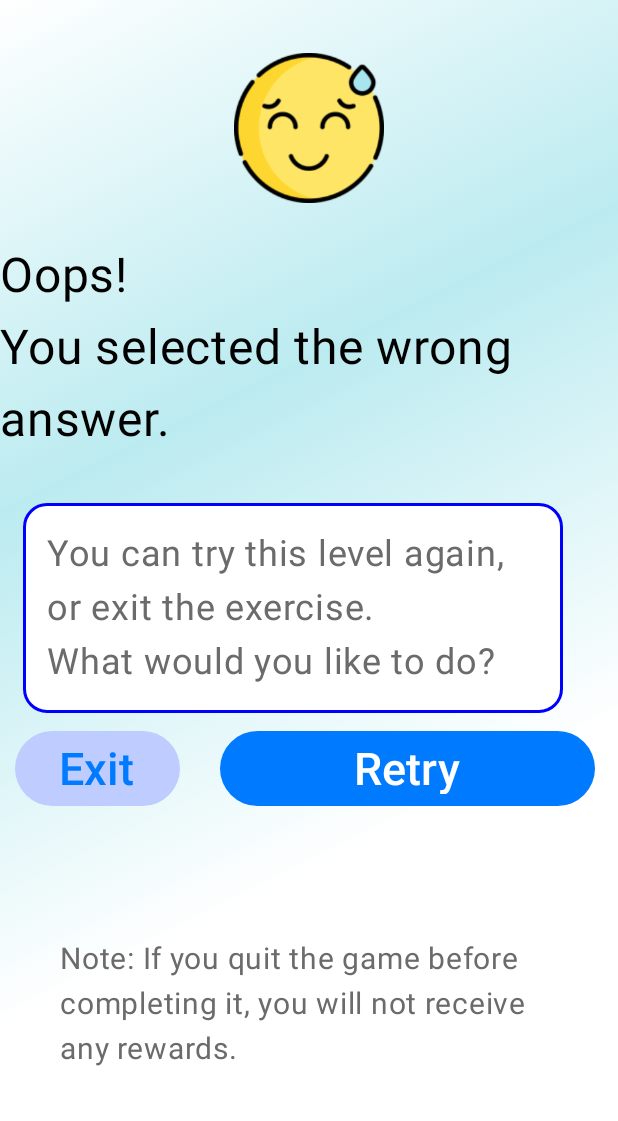
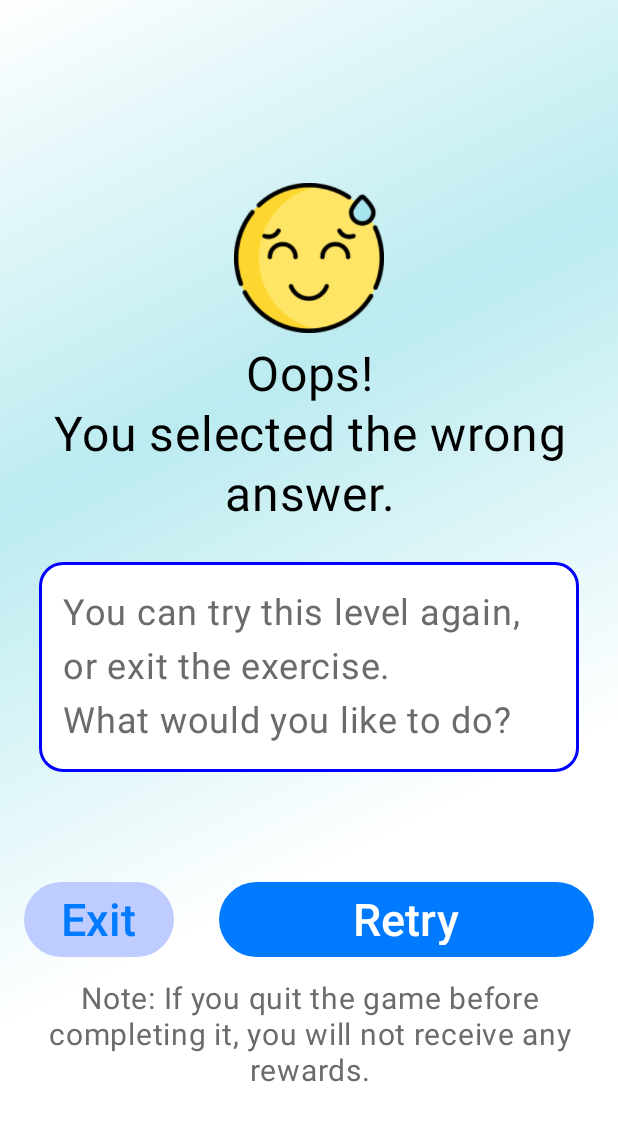
Before and after one commit to GamerForFunn/First_Test_Bachelor, an Android app built with Jetpack Compose: the @Preview function WrongAnswerPreview, on a phone screen of 412 x 824 dp. Shown: the top 1121 px of the screen. Run offline under Robolectric (Android 15) with nearby library versions, the phone set to English and light mode, and no system bars.

Commit message:
Refactor UI components in WrongAnswerScreen and enhance overlay service layout

```diff
--- a/app/build.gradle.kts
+++ b/app/build.gradle.kts
@@ -55,6 +55,7 @@ dependencies {
     implementation(libs.androidx.material3)
     implementation(libs.androidx.runtime.livedata)
     implementation(libs.androidx.games.activity)
+    implementation(libs.androidx.storage)
     testImplementation(libs.junit)
     androidTestImplementation(libs.androidx.junit)
     androidTestImplementation(libs.androidx.espresso.core)
--- a/app/src/main/java/com/example/cognitiveexercisesapp/ui/components/WrongAnswer.kt
+++ b/app/src/main/java/com/example/cognitiveexercisesapp/ui/components/WrongAnswer.kt
@@ -4,8 +4,13 @@ import android.os.Process
 import androidx.compose.foundation.Image
 import androidx.compose.foundation.background
 import androidx.compose.foundation.border
+import androidx.compose.foundation.layout.Arrangement
 import androidx.compose.foundation.layout.Box
+import androidx.compose.foundation.layout.Column
+import androidx.compose.foundation.layout.Row
+import androidx.compose.foundation.layout.Spacer
 import androidx.compose.foundation.layout.fillMaxSize
+import androidx.compose.foundation.layout.fillMaxWidth
 import androidx.compose.foundation.layout.height
 import androidx.compose.foundation.layout.padding
 import androidx.compose.foundation.layout.size
@@ -13,7 +18,6 @@ import androidx.compose.foundation.layout.width
 import androidx.compose.foundation.shape.RoundedCornerShape
 import androidx.compose.material3.Button
 import androidx.compose.material3.ButtonDefaults
-import androidx.compose.material3.Scaffold
 import androidx.compose.material3.Text
 import androidx.compose.runtime.Composable
 import androidx.compose.runtime.getValue
@@ -25,12 +29,12 @@ import androidx.compose.ui.Modifier
 import androidx.compose.ui.graphics.Brush
 import androidx.compose.ui.graphics.Color
 import androidx.compose.ui.res.painterResource
+import androidx.compose.ui.text.style.TextAlign
 import androidx.compose.ui.tooling.preview.Preview
 import androidx.compose.ui.unit.dp
 import androidx.compose.ui.unit.sp
 import androidx.navigation.NavController
 import androidx.navigation.compose.rememberNavController
-import androidx.navigation.navOptions
 import com.example.cognitiveexercisesapp.R
 import com.example.cognitiveexercisesapp.ui.navigation.Routes
 import com.example.cognitiveexercisesapp.ui.theme.CognitiveExercisesAppTheme
@@ -38,40 +42,59 @@ import com.example.cognitiveexercisesapp.ui.theme.CognitiveExercisesAppTheme
 @Composable
 fun WrongAnswerScreen(navController: NavController, currentGame: String) {
     var showContent by remember { mutableStateOf(true) }
-        Scaffold(modifier = Modifier.fillMaxSize()) { innerPadding ->
-            if (showContent) {
-                BackgroundTheme(
-                    modifier = Modifier.padding(innerPadding)
-                )
-                EmbarrassedImage(
-                    modifier = Modifier.padding(innerPadding)
-                )
-                NoteText(
-                    modifier = Modifier.padding(innerPadding)
-                )
-                AreYouSure(
-                    modifier = Modifier.padding(innerPadding)
-                )
-                ExitButton(
-                    onClick = { Process.killProcess(Process.myPid()) }
-                )
-                RetryButton(/*todo*/
-                    onClick = {
+    if (!showContent) {
+        navController.navigate(Routes.exerciseFinished)
+    }
+
+    Box(modifier = Modifier.fillMaxSize()) {
+        BackgroundTheme(modifier = Modifier.matchParentSize())
+
+        Column(
+            modifier = Modifier
+                .fillMaxSize()
+                .padding(horizontal = 16.dp),
+            horizontalAlignment = Alignment.CenterHorizontally
+        ) {
+            // Top spacer to push the Oops! content further down from the top.
+            Spacer(modifier = Modifier.weight(0.25f))
+
+            // Oops! image and text section.
+            EmbarrassedImage()
+
+            // Spacer between top and middle sections.
+            Spacer(modifier = Modifier.weight(0.05f))
+
+            // Middle section: the confirmation box.
+            AreYouSure()
+
+            // Spacer between middle and bottom sections.
+            Spacer(modifier = Modifier.weight(0.15f))
+
+            // Bottom section: Exit and Retry buttons in a Row, with Note text below.
+            Row(
+                modifier = Modifier.fillMaxWidth(),
+                horizontalArrangement = Arrangement.SpaceBetween,
+                verticalAlignment = Alignment.CenterVertically
+            ) {
+                ExitButton(onClick = { Process.killProcess(Process.myPid()) })
+                RetryButton(onClick = {
                     when (currentGame) {
                         "Game1" -> navController.navigate(Routes.game1Screen)
                         "Game2" -> navController.navigate(Routes.game2Screen)
                         "Game3" -> navController.navigate(Routes.game3Screen)
                     }
-                    },
-                    modifier = Modifier.padding(innerPadding)
-                )
-            } else {
-                navController.navigate(Routes.exerciseFinished)
+                })
+            }
+            // Note text below the buttons.
+            NoteText(modifier = Modifier.align(Alignment.CenterHorizontally).padding(top = 8.dp))
+
+            // Bottom spacer to keep the bottom section from sitting too low.
+            Spacer(modifier = Modifier.weight(0.2f))
         }
     }
 }
 
-    // Function that chooses background theme, color, etc.
+
 @Composable
 fun BackgroundTheme(modifier: Modifier = Modifier) {
     Box(
@@ -80,7 +103,9 @@ import com.example.cognitiveexercisesapp.ui.theme.CognitiveExercisesAppTheme
             .background(
                 Brush.linearGradient(
                     listOf(
-                            Color(0xFFFFFFFF), Color(0xffbbebf0), Color(0xFFFFFFFF),
+                        Color(0xFFFFFFFF),
+                        Color(0xffbbebf0),
+                        Color(0xFFFFFFFF),
                         Color(0xFFFFFFFF)
                     )
                 )
@@ -90,123 +115,89 @@ import com.example.cognitiveexercisesapp.ui.theme.CognitiveExercisesAppTheme
 
 @Composable
 fun ExitButton(onClick: () -> Unit, modifier: Modifier = Modifier) {
-        Box(
-            modifier = modifier
-                .padding(10.dp)
-                .padding(top = 200.dp)
-                .fillMaxSize(),
-            contentAlignment = Alignment.CenterStart
-        ) {
+    // A simple button without a full-size Box.
     Button(
         onClick = onClick,
         colors = ButtonDefaults.buttonColors(containerColor = Color(0xFFBECCFF)),
-                modifier = Modifier
-                    .width(110.dp)
+        modifier = modifier
+            .width(100.dp)
             .height(50.dp)
     ) {
         Text(
-                    "Exit",
+            text = "Exit",
             fontSize = 30.sp,
-                    color = Color(0xFF007AFF),
-                    modifier = Modifier
+            color = Color(0xFF007AFF)
         )
-            }
     }
 }
 
 @Composable
 fun RetryButton(onClick: () -> Unit, modifier: Modifier = Modifier) {
-        Box(
-            modifier = modifier
-                .padding(15.dp)
-                .padding(top = 200.dp)
-                .fillMaxSize(),
-            contentAlignment = Alignment.CenterEnd
-        ) {
     Button(
         onClick = onClick,
         colors = ButtonDefaults.buttonColors(containerColor = Color(0xFF007AFF)),
-                modifier = Modifier
+        modifier = modifier
             .width(250.dp)
             .height(50.dp)
     ) {
         Text(
-                    "Retry",
+            text = "Retry",
             fontSize = 30.sp,
-                    modifier = Modifier
+            color = Color.White
         )
-            }
     }
 }
 
 @Composable
 fun NoteText(modifier: Modifier = Modifier) {
-        Box(
-            modifier = modifier
-                .padding(40.dp)
-                .padding(bottom = 70.dp)
-                .fillMaxSize(),
-            contentAlignment = Alignment.BottomCenter
-        ) {
     Text(
         text = "Note: If you quit the game before completing it, you will not receive any rewards.",
         fontSize = 20.sp,
-                lineHeight = 30.sp,
+        lineHeight = 24.sp,
         color = Color(0xFF6B6B6B),
-                modifier = Modifier
+        textAlign = TextAlign.Center,
+        modifier = modifier.padding(top = 8.dp)
     )
-        }
 }
 
 @Composable
 fun AreYouSure(modifier: Modifier = Modifier) {
     Box(
         modifier = modifier
-            .padding(15.dp)
-            .padding(top = 320.dp)
             .width(360.dp)
             .background(Color.White, shape = RoundedCornerShape(16.dp))
-            .border(2.dp, Color.Blue, shape = RoundedCornerShape(16.dp)),
+            .border(2.dp, Color.Blue, shape = RoundedCornerShape(16.dp))
+            .padding(16.dp),
         contentAlignment = Alignment.Center
     ) {
         Text(
-            text = "You can try this level again, or exit the exercise. \n" +
-                    "What would you like to do?",
+            text = "You can try this level again, or exit the exercise.\nWhat would you like to do?",
             fontSize = 24.sp,
             lineHeight = 36.sp,
-            color = Color(0xFF6B6B6B),
-            modifier = Modifier.padding(16.dp)
+            color = Color(0xFF6B6B6B)
         )
     }
 }
 
 @Composable
 fun EmbarrassedImage(modifier: Modifier = Modifier) {
-        Box(
+    // Combine image and text into one column.
+    Column(
+        horizontalAlignment = Alignment.CenterHorizontally,
         modifier = modifier
-                .padding(top = 35.dp)
-                .fillMaxSize(),
-            contentAlignment = Alignment.TopCenter
     ) {
         Image(
             painter = painterResource(id = R.drawable.embarrassed),
             contentDescription = null,
-                modifier = Modifier
-                    .size(100.dp)
+            modifier = Modifier.size(100.dp)
         )
-        }
-        Box(
-            modifier = modifier
-                .padding(top = 160.dp),
-            contentAlignment = Alignment.TopCenter
-        ) {
+        Spacer(modifier = Modifier.height(8.dp))
         Text(
-                text = "Oops!\n" +
-                        "You selected the wrong answer.",
+            text = "Oops!\nYou selected the wrong answer.",
             fontSize = 32.sp,
-                lineHeight = 48.sp,
-                color = Color(0xFF000000),
-                modifier = Modifier
+            lineHeight = 40.sp,
+            color = Color.Black,
+            textAlign = TextAlign.Center
         )
     }
 }
--- a/gradle/libs.versions.toml
+++ b/gradle/libs.versions.toml
@@ -19,6 +19,7 @@ navigationCompose = "2.8.7"
 runtimeLivedata = "1.7.8"
 workRuntimeKtx = "2.10.0"
 gamesActivity = "4.0.0"
+storage = "1.5.0"
 
 [libraries]
 androidx-appcompat = { module = "androidx.appcompat:appcompat", version.ref = "appcompat" }
@@ -49,6 +50,7 @@ androidx-ui-test-junit4 = { group = "androidx.compose.ui", name = "ui-test-junit
 androidx-material3 = { group = "androidx.compose.material3", name = "material3" }
 androidx-runtime-livedata = { group = "androidx.compose.runtime", name = "runtime-livedata", version.ref = "runtimeLivedata" }
 androidx-games-activity = { group = "androidx.games", name = "games-activity", version.ref = "gamesActivity" }
+androidx-storage = { group = "androidx.test.services", name = "storage", version.ref = "storage" }
 
 [plugins]
 android-application = { id = "com.android.application", version.ref = "agp" }
```
Also changed, not shown: app/src/main/java/com/example/cognitiveexercisesapp/ui/components/ComposeOverlayService.kt (+46 -32 lines). Lines whose indentation alone changed are shown as unchanged.
